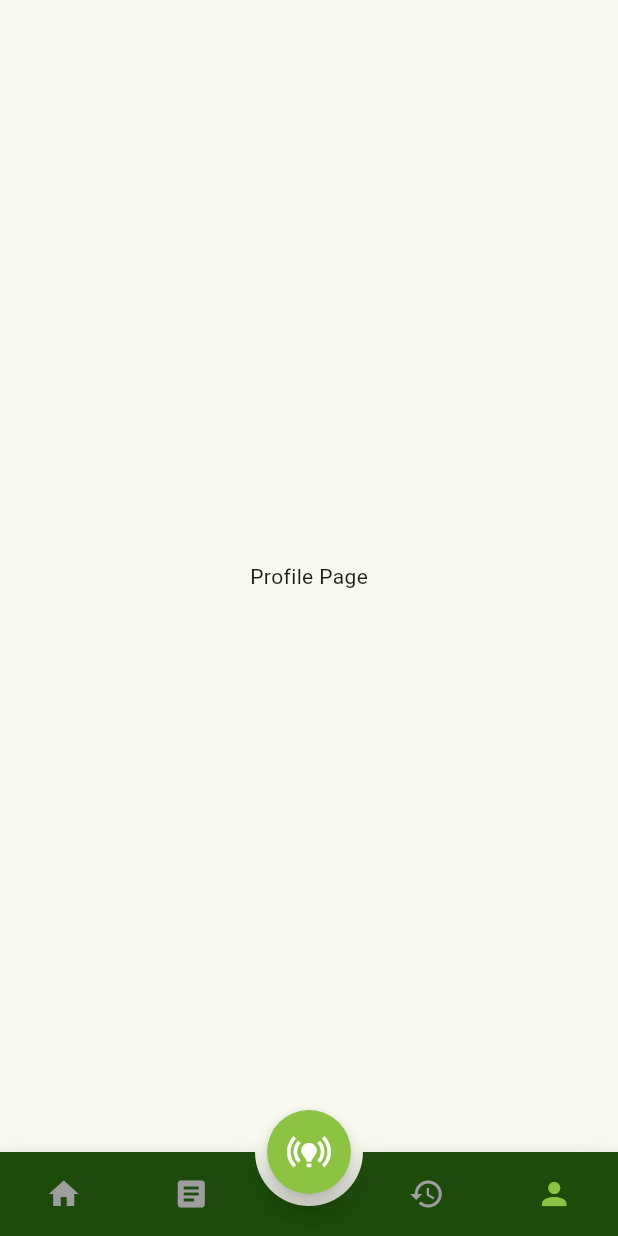
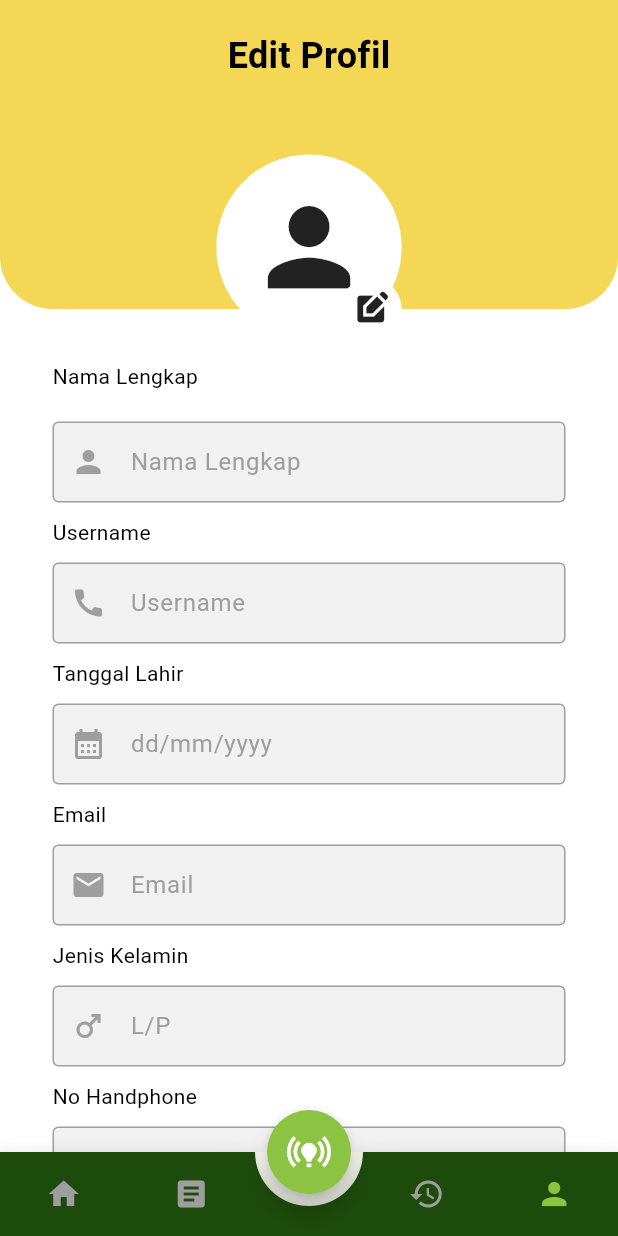
Before and after one commit to C242-PS210-Sampahku/MD, a Flutter app: the MainScreen screen opened directly, item 4 of the bottom bar chosen, on a phone screen of 412 x 824 dp. Run offline on Flutter 3.47's test engine with Material 3 defaults, Android fonts, the phone set to English and light mode, and no system bars; drawn by our look-alikes of animated_bottom_navigation_bar; our stand-ins replace camera, fluttertoast; network calls fail.

Commit message:
add profile screen

```diff
--- a/lib/view/dashboard_screen.dart
+++ b/lib/view/dashboard_screen.dart
@@ -99,6 +99,9 @@ class _DashboardScreenState extends State<DashboardScreen> {
               child: Column(
                 crossAxisAlignment: CrossAxisAlignment.start,
                 children: [
+                  SizedBox(
+                    height: 20,
+                  ),
                   Text("History",
                       style: TextStyle(
                           color: AppColor.primaryColor,
--- a/lib/view/main_screen.dart
+++ b/lib/view/main_screen.dart
@@ -5,6 +5,7 @@ import 'package:sampahku_flutter/view/article_screen.dart';
 import 'package:sampahku_flutter/view/camera_screen.dart';
 import 'package:sampahku_flutter/view/dashboard_screen.dart';
 import 'package:sampahku_flutter/view/history_screen.dart';
+import 'package:sampahku_flutter/view/profile_screen.dart';
 
 class MainScreen extends StatefulWidget {
   const MainScreen({super.key});
@@ -29,7 +30,7 @@ class _MainScreenState extends State<MainScreen> {
     DashboardScreen(),
     ArticleScreen(),
     HistoryScreen(),
-    Center(child: Text('Profile Page')),
+    ProfileScreen(),
   ];
 
   @override
--- /dev/null
+++ b/lib/view/profile_screen.dart
@@ -0,0 +1,399 @@
+import 'package:flutter/material.dart';
+import 'package:sampahku_flutter/color/app_color.dart';
+
+class ProfileScreen extends StatefulWidget {
+  const ProfileScreen({super.key});
+
+  @override
+  State<ProfileScreen> createState() => _ProfileScreenState();
+}
+
+class _ProfileScreenState extends State<ProfileScreen> {
+  var deviceWidth, deviceHeight;
+  @override
+  Widget build(BuildContext context) {
+    deviceWidth = MediaQuery.of(context).size.width;
+    deviceHeight = MediaQuery.of(context).size.height;
+    return Scaffold(
+        backgroundColor: Colors.white,
+        body: SingleChildScrollView(
+          child: Column(
+            children: [
+              Stack(
+                clipBehavior: Clip.none,
+                children: [
+                  Container(
+                    decoration: BoxDecoration(
+                        color: AppColor.thirthyColor,
+                        borderRadius: BorderRadius.only(
+                            bottomLeft: Radius.circular(35),
+                            bottomRight: Radius.circular(35))),
+                    width: deviceWidth,
+                    padding: EdgeInsets.all(20),
+                    height: deviceHeight * 0.25,
+                    child: Column(
+                      children: [
+                        Text(
+                          "Edit Profil",
+                          style: TextStyle(
+                              color: Colors.black,
+                              fontWeight: FontWeight.bold,
+                              fontSize: 24),
+                        ),
+                      ],
+                    ),
+                  ),
+                  Positioned(
+                    child: Stack(
+                      alignment: AlignmentDirectional.bottomEnd,
+                      children: [
+                        Container(
+                          width: deviceWidth * 0.3,
+                          height: deviceWidth * 0.3,
+                          decoration: BoxDecoration(
+                              color: Colors.white,
+                              borderRadius: BorderRadius.circular(100)),
+                          child: Icon(
+                            Icons.person,
+                            size: deviceWidth * 0.2,
+                          ),
+                        ),
+                        InkWell(
+                          child: Container(
+                            width: deviceWidth * 0.1,
+                            height: deviceWidth * 0.1,
+                            decoration: BoxDecoration(
+                                color: Colors.white,
+                                borderRadius: BorderRadius.circular(100)),
+                            child: Icon(Icons.edit_square),
+                          ),
+                        )
+                      ],
+                    ),
+                    left: deviceWidth * 0.35,
+                    top: deviceWidth * 0.25,
+                  ),
+                ],
+              ),
+              form()
+            ],
+          ),
+        ));
+  }
+
+  Widget form() {
+    return Container(
+        padding: EdgeInsets.all(35),
+        child: SingleChildScrollView(
+            child: Column(
+          crossAxisAlignment: CrossAxisAlignment.start,
+          children: [
+            Column(
+              crossAxisAlignment: CrossAxisAlignment.start,
+              children: [
+                Text(
+                  "Nama Lengkap",
+                  style: TextStyle(
+                      fontWeight: FontWeight.normal,
+                      fontSize: 14,
+                      color: Colors.black),
+                ),
+                SizedBox(
+                  height: 20,
+                ),
+                TextFormField(
+                  enabled: false,
+                  decoration: InputDecoration(
+                      fillColor: AppColor.fillInputBox,
+                      filled: true,
+                      border: OutlineInputBorder(
+                        borderSide:
+                            BorderSide(color: Colors.transparent, width: 0),
+                      ),
+                      focusedBorder: OutlineInputBorder(
+                        borderSide:
+                            BorderSide(color: Colors.transparent, width: 0),
+                      ),
+                      enabledBorder: OutlineInputBorder(
+                        borderSide:
+                            BorderSide(color: Colors.transparent, width: 0),
+                      ),
+                      contentPadding: EdgeInsets.symmetric(vertical: 15),
+                      prefixIcon: Icon(
+                        Icons.person,
+                        color: Colors.grey,
+                      ),
+                      hintText: "Nama Lengkap",
+                      hintStyle: TextStyle(color: Colors.grey)),
+                ),
+              ],
+            ),
+            SizedBox(
+              height: 10,
+            ),
+            Column(
+              crossAxisAlignment: CrossAxisAlignment.start,
+              children: [
+                Text(
+                  "Username",
+                  style: TextStyle(
+                      fontWeight: FontWeight.normal,
+                      fontSize: 14,
+                      color: Colors.black),
+                ),
+                SizedBox(
+                  height: 10,
+                ),
+                TextFormField(
+                  enabled: false,
+                  decoration: InputDecoration(
+                      fillColor: AppColor.fillInputBox,
+                      filled: true,
+                      border: OutlineInputBorder(
+                        borderSide:
+                            BorderSide(color: Colors.transparent, width: 0),
+                      ),
+                      focusedBorder: OutlineInputBorder(
+                        borderSide:
+                            BorderSide(color: Colors.transparent, width: 0),
+                      ),
+                      enabledBorder: OutlineInputBorder(
+                        borderSide:
+                            BorderSide(color: Colors.transparent, width: 0),
+                      ),
+                      contentPadding: EdgeInsets.symmetric(vertical: 15),
+                      prefixIcon: Icon(
+                        Icons.call,
+                        color: Colors.grey,
+                      ),
+                      hintText: "Username",
+                      hintStyle: TextStyle(color: Colors.grey)),
+                ),
+              ],
+            ),
+            SizedBox(
+              height: 10,
+            ),
+            Column(
+              crossAxisAlignment: CrossAxisAlignment.start,
+              children: [
+                Text(
+                  "Tanggal Lahir",
+                  style: TextStyle(
+                      fontWeight: FontWeight.normal,
+                      fontSize: 14,
+                      color: Colors.black),
+                ),
+                SizedBox(
+                  height: 10,
+                ),
+                TextFormField(
+                  enabled: false,
+                  decoration: InputDecoration(
+                      fillColor: AppColor.fillInputBox,
+                      filled: true,
+                      border: OutlineInputBorder(
+                        borderSide:
+                            BorderSide(color: Colors.transparent, width: 0),
+                      ),
+                      focusedBorder: OutlineInputBorder(
+                        borderSide:
+                            BorderSide(color: Colors.transparent, width: 0),
+                      ),
+                      enabledBorder: OutlineInputBorder(
+                        borderSide:
+                            BorderSide(color: Colors.transparent, width: 0),
+                      ),
+                      contentPadding: EdgeInsets.symmetric(vertical: 15),
+                      prefixIcon: Icon(
+                        Icons.calendar_month,
+                        color: Colors.grey,
+                      ),
+                      hintText: "dd/mm/yyyy",
+                      hintStyle: TextStyle(color: Colors.grey)),
+                ),
+              ],
+            ),
+            SizedBox(
+              height: 10,
+            ),
+            Column(
+              crossAxisAlignment: CrossAxisAlignment.start,
+              children: [
+                Text(
+                  "Email",
+                  style: TextStyle(
+                      fontWeight: FontWeight.normal,
+                      fontSize: 14,
+                      color: Colors.black),
+                ),
+                SizedBox(
+                  height: 10,
+                ),
+                TextFormField(
+                  enabled: false,
+                  decoration: InputDecoration(
+                      fillColor: AppColor.fillInputBox,
+                      filled: true,
+                      border: OutlineInputBorder(
+                        borderSide:
+                            BorderSide(color: Colors.transparent, width: 0),
+                      ),
+                      focusedBorder: OutlineInputBorder(
+                        borderSide:
+                            BorderSide(color: Colors.transparent, width: 0),
+                      ),
+                      enabledBorder: OutlineInputBorder(
+                        borderSide:
+                            BorderSide(color: Colors.transparent, width: 0),
+                      ),
+                      contentPadding: EdgeInsets.symmetric(vertical: 15),
+                      hintText: "Email",
+                      prefixIcon: Icon(
+                        Icons.mail,
+                        color: Colors.grey,
+                      ),
+                      hintStyle: TextStyle(color: Colors.grey)),
+                ),
+              ],
+            ),
+            SizedBox(
+              height: 10,
+            ),
+            Column(
+              crossAxisAlignment: CrossAxisAlignment.start,
+              children: [
+                Text(
+                  "Jenis Kelamin",
+                  style: TextStyle(
+                      fontWeight: FontWeight.normal,
+                      fontSize: 14,
+                      color: Colors.black),
+                ),
+                SizedBox(
+                  height: 10,
+                ),
+                TextFormField(
+                  enabled: false,
+                  decoration: InputDecoration(
+                      fillColor: AppColor.fillInputBox,
+                      filled: true,
+                      border: OutlineInputBorder(
+                        borderSide:
+                            BorderSide(color: Colors.transparent, width: 0),
+                      ),
+                      focusedBorder: OutlineInputBorder(
+                        borderSide:
+                            BorderSide(color: Colors.transparent, width: 0),
+                      ),
+                      enabledBorder: OutlineInputBorder(
+                        borderSide:
+                            BorderSide(color: Colors.transparent, width: 0),
+                      ),
+                      contentPadding: EdgeInsets.symmetric(vertical: 15),
+                      prefixIcon: Icon(
+                        Icons.male,
+                        color: Colors.grey,
+                      ),
+                      hintText: "L/P",
+                      hintStyle: TextStyle(color: Colors.grey)),
+                ),
+              ],
+            ),
+            SizedBox(
+              height: 10,
+            ),
+            Column(
+              crossAxisAlignment: CrossAxisAlignment.start,
+              children: [
+                Text(
+                  "No Handphone",
+                  style: TextStyle(
+                      fontWeight: FontWeight.normal,
+                      fontSize: 14,
+                      color: Colors.black),
+                ),
+                SizedBox(
+                  height: 10,
+                ),
+                TextFormField(
+                  enabled: false,
+                  decoration: InputDecoration(
+                      fillColor: AppColor.fillInputBox,
+                      filled: true,
+                      border: OutlineInputBorder(
+                        borderSide:
+                            BorderSide(color: Colors.transparent, width: 0),
+                      ),
+                      focusedBorder: OutlineInputBorder(
+                        borderSide:
+                            BorderSide(color: Colors.transparent, width: 0),
+                      ),
+                      enabledBorder: OutlineInputBorder(
+                        borderSide:
+                            BorderSide(color: Colors.transparent, width: 0),
+                      ),
+                      contentPadding: EdgeInsets.symmetric(vertical: 15),
+                      prefixIcon: Icon(
+                        Icons.mail,
+                        color: Colors.grey,
+                      ),
+                      hintText: "No Handphone",
+                      hintStyle: TextStyle(color: Colors.grey)),
+                ),
+              ],
+            ),
+
+                SizedBox(
+                  height: 10,
+                ),
+            Column(
+              crossAxisAlignment: CrossAxisAlignment.start,
+              children: [
+                Text(
+                  "Alamat",
+                  style: TextStyle(
+                      fontWeight: FontWeight.normal,
+                      fontSize: 14,
+                      color: Colors.black),
+                ),
+                SizedBox(
+                  height: 10,
+                ),
+                TextFormField(
+                  enabled: false,
+                  decoration: InputDecoration(
+                      fillColor: AppColor.fillInputBox,
+                      filled: true,
+                      border: OutlineInputBorder(
+                        borderSide:
+                            BorderSide(color: Colors.transparent, width: 0),
+                      ),
+                      focusedBorder: OutlineInputBorder(
+                        borderSide:
+                            BorderSide(color: Colors.transparent, width: 0),
+                      ),
+                      enabledBorder: OutlineInputBorder(
+                        borderSide:
+                            BorderSide(color: Colors.transparent, width: 0),
+                      ),
+                      contentPadding: EdgeInsets.symmetric(vertical: 15),
+                      prefixIcon: Icon(
+                        Icons.lock,
+                        color: Colors.grey,
+                      ),
+                      suffixIcon: InkWell(
+                        child: Icon(
+                          Icons.lock,
+                          color: Colors.grey,
+                        ),
+                      ),
+                      hintText: "Alamat",
+                      hintStyle: TextStyle(color: Colors.grey)),
+                ),
+              ],
+            ),
+          ],
+        )));
+  }
+}
```
